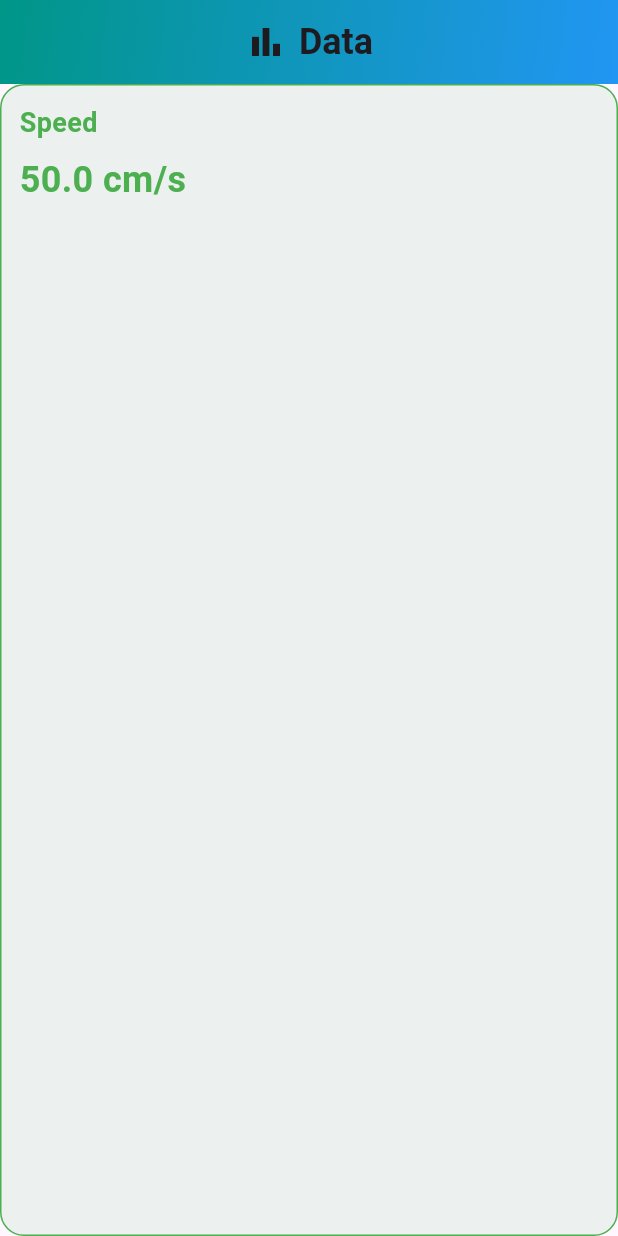
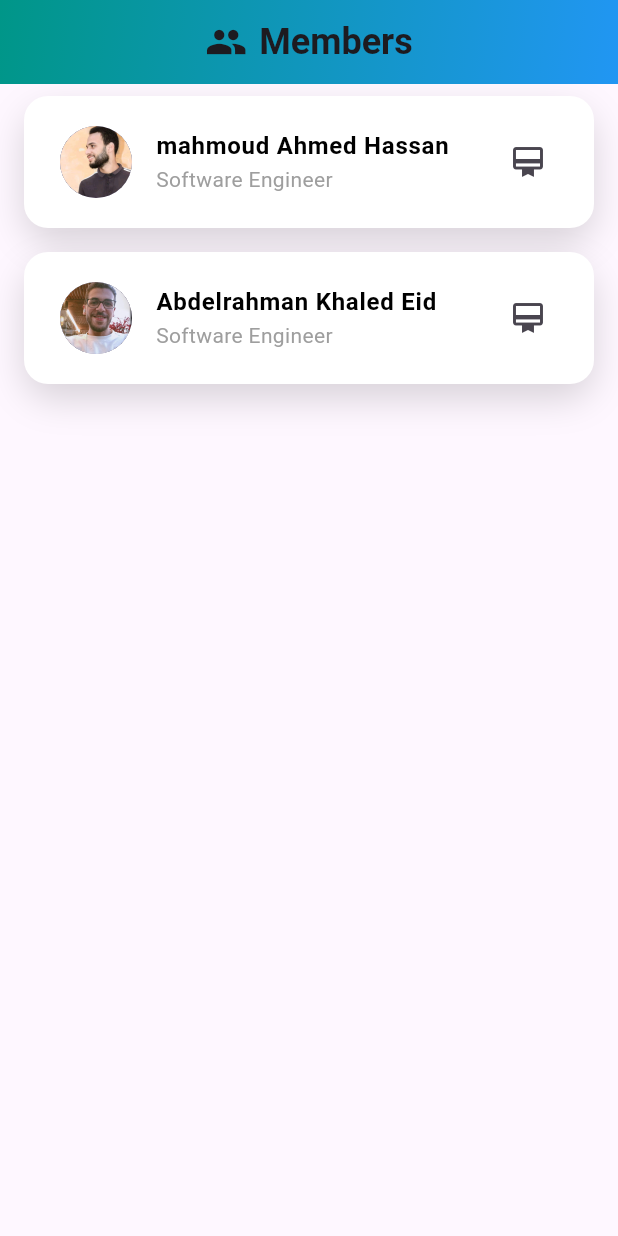
Before and after one commit to abd0-kha1ed/path_tracker, a Flutter app: the first screen one second after launch, on a phone screen of 412 x 824 dp. Run offline on Flutter 3.47's test engine with Material 3 defaults, Android fonts, the phone set to English and light mode, and no system bars; drawn by our look-alikes of fl_chart; our stand-ins replace flutter_bloc, flutter_bluetooth_serial, permission_handler, syncfusion_flutter_gauges.

Commit message:
finsh member feature

```diff
--- a/lib/core/utils/app_images.dart
+++ b/lib/core/utils/app_images.dart
@@ -1,11 +1,23 @@
 // ignore_for_file: prefer_single_quotes
 class Assets {
   Assets._();
+
+  /// Assets for imagesAbdo
+  /// assets/images/abdo.png
+  static const String imagesAbdo = "assets/images/abdo.png";
 
   /// Assets for imagesLogo
   /// assets/images/logo.png
   static const String imagesLogo = "assets/images/logo.png";
 
+  /// Assets for imagesMahmoud
+  /// assets/images/mahmoud.png
+  static const String imagesMahmoud = "assets/images/mahmoud.png";
+
+  /// Assets for imagesNoImage
+  /// assets/images/NoImage.png
+  static const String imagesNoImage = "assets/images/NoImage.png";
+
   /// Assets for imagesSplashLogo
   /// assets/images/splash_logo.png
   static const String imagesSplashLogo = "assets/images/splash_logo.png";
--- /dev/null
+++ b/lib/feature/members/data/models/card_model.dart
@@ -0,0 +1,10 @@
+import 'package:flutter/material.dart';
+
+class CardModel {
+  final String name;
+  final String? image;
+  final String? subtitle;
+  final Icons? icon;
+
+  CardModel({required this.name, this.image, this.subtitle, this.icon});
+}
--- a/lib/feature/members/presentation/views/members_veiw.dart
+++ b/lib/feature/members/presentation/views/members_veiw.dart
@@ -1,4 +1,6 @@
 import 'package:flutter/material.dart';
+import 'package:robotics_app/core/utils/widgets/custom_app_bar.dart';
+import 'package:robotics_app/feature/members/presentation/views/widgets/members_view_body.dart';
 
 class MembersView extends StatelessWidget {
   static const routeName = '/membersPage';
@@ -6,9 +8,8 @@ class MembersView extends StatelessWidget {
   @override
   Widget build(BuildContext context) {
     return Scaffold(
-      appBar: AppBar(
-        title: Text('Members'),
-      ),
+      appBar: CustomAppBar(icon: Icons.group, text: "Members"),
+      body: MembersViewBody(),
     );
   }
 }
--- /dev/null
+++ b/lib/feature/members/presentation/views/widgets/member_card_widget.dart
@@ -0,0 +1,71 @@
+import 'package:flutter/material.dart';
+import 'package:robotics_app/core/utils/app_images.dart';
+import 'package:robotics_app/feature/members/data/models/card_model.dart';
+
+class MemberCardWidget extends StatelessWidget {
+  final Animation<double> animation;
+
+  const MemberCardWidget(
+      {super.key, required this.animation, required this.cardModel});
+  final CardModel cardModel;
+
+  @override
+  Widget build(BuildContext context) {
+    return FadeTransition(
+      opacity: animation,
+      child: SlideTransition(
+        position: Tween<Offset>(
+          begin: const Offset(1, 0),
+          end: Offset.zero,
+        ).animate(CurvedAnimation(
+          parent: animation as Animation<double>,
+          curve: Curves.easeOutBack,
+        )),
+        child: Container(
+          margin: const EdgeInsets.symmetric(horizontal: 16, vertical: 8),
+          decoration: BoxDecoration(
+            borderRadius: BorderRadius.circular(20),
+            boxShadow: [
+              BoxShadow(
+                color: Colors.black.withOpacity(0.15),
+                blurRadius: 20,
+                offset: const Offset(0, 10),
+              ),
+            ],
+          ),
+          child: Card(
+            color: Colors.white,
+            shape: RoundedRectangleBorder(
+              borderRadius: BorderRadius.circular(16),
+            ),
+            margin: EdgeInsets.zero,
+            elevation: 0,
+            child: Padding(
+              padding: EdgeInsets.all(8),
+              child: ListTile(
+                leading: CircleAvatar(
+                  radius: 24,
+                  backgroundImage: cardModel.image == null
+                      ? AssetImage(Assets.imagesSplashLogo)
+                      : AssetImage(
+                          cardModel.image as String,
+                        ),
+                ),
+                title: Text(
+                  cardModel.name,
+                  style: TextStyle(
+                      color: Colors.black,
+                      fontSize: 16,
+                      fontWeight: FontWeight.bold),
+                ),
+                subtitle: Text(cardModel.subtitle ?? '',
+                    style: TextStyle(color: Colors.grey)),
+                trailing: Icon(Icons.card_membership),
+              ),
+            ),
+          ),
+        ),
+      ),
+    );
+  }
+}
--- /dev/null
+++ b/lib/feature/members/presentation/views/widgets/members_view_body.dart
@@ -0,0 +1,100 @@
+import 'package:flutter/material.dart';
+import 'package:robotics_app/core/utils/app_images.dart';
+import 'package:robotics_app/feature/members/data/models/card_model.dart';
+import 'package:robotics_app/feature/members/presentation/views/widgets/member_card_widget.dart';
+
+class MembersViewBody extends StatefulWidget {
+  MembersViewBody({super.key});
+
+  final List<CardModel> cards = [
+    CardModel(
+      name: "mahmoud Ahmed Hassan",
+      image: Assets.imagesMahmoud,
+      subtitle: "Software Engineer",
+    ),
+    CardModel(
+      name: "Abdelrahman Khaled Eid",
+      image: Assets.imagesAbdo,
+      subtitle: "Software Engineer",
+    ),
+    CardModel(name: 'Sohaila Ali Sayed'),
+    CardModel(name: 'Mai Hossam Ali'),
+    CardModel(name: 'Omar fawzi Abdullah'),
+    CardModel(name: 'Isis Mohamed Ibrahim'),
+    CardModel(name: 'Aya khaled Mosa'),
+    CardModel(name: 'Nada Mohamed Elsisi'),
+    CardModel(name: 'Aya Amgad Elsaid'),
+    CardModel(name: 'Mohamed Hassanein Soliman'),
+    CardModel(name: 'Esraa Abdelazeem Ahmed'),
+    CardModel(name: 'Mona Sameh Ahmed'),
+  ];
+
+  @override
+  State<MembersViewBody> createState() => _MembersViewBodyState();
+}
+
+class _MembersViewBodyState extends State<MembersViewBody>
+    with TickerProviderStateMixin {
+  late final int cardCount;
+  final List<AnimationController> _controllers = [];
+  final List<Animation<double>> _animations = [];
+
+  @override
+  void initState() {
+    super.initState();
+    cardCount = widget.cards.length;
+    _startSequentialAnimations();
+  }
+
+  Future<void> _startSequentialAnimations() async {
+    for (int i = 0; i < cardCount; i++) {
+      final controller = AnimationController(
+        duration: const Duration(milliseconds: 300),
+        vsync: this,
+      );
+      final animation = CurvedAnimation(
+        parent: controller,
+        curve: Curves.easeInOut,
+      );
+
+      _controllers.add(controller);
+      _animations.add(animation);
+      setState(() {}); // rebuild to show each card one by one
+
+      await controller.forward();
+      await Future.delayed(const Duration(milliseconds: 50));
+    }
+  }
+
+  @override
+  void dispose() {
+    for (var controller in _controllers) {
+      controller.dispose();
+    }
+    super.dispose();
+  }
+
+  @override
+  Widget build(BuildContext context) {
+    return Column(
+      children: [
+        Expanded(
+          child: ListView.builder(
+            itemCount: widget.cards.length,
+            itemBuilder: (context, index) {
+              if (index >= _animations.length) {
+                // fallback to empty if animation not ready
+                return const SizedBox.shrink();
+              }
+
+              return MemberCardWidget(
+                animation: _animations[index],
+                cardModel: widget.cards[index],
+              );
+            },
+          ),
+        ),
+      ],
+    );
+  }
+}
--- a/lib/main.dart
+++ b/lib/main.dart
@@ -3,11 +3,10 @@ import 'package:flutter_bloc/flutter_bloc.dart';
 import 'package:robotics_app/core/helper/on_generate_routes.dart';
 import 'package:robotics_app/feature/connection/presentation/manager/cubit/bluetooth_cubit.dart';
 import 'package:robotics_app/feature/data/presentation/manger/cubit/robot_data_cubit.dart';
-import 'package:robotics_app/feature/data/presentation/views/data_view.dart';
+import 'package:robotics_app/feature/members/presentation/views/members_veiw.dart';
 
 void main() {
   runApp(RoboticsApp());
-
 }
 
 class RoboticsApp extends StatelessWidget {
@@ -21,7 +20,7 @@ class RoboticsApp extends StatelessWidget {
       ],
       child: MaterialApp(
         debugShowCheckedModeBanner: false,
-        initialRoute: DataView.routeName,
+        initialRoute: MembersView.routeName,
         onGenerateRoute: onGenerateRoutes,
       ),
     );
```
Also changed, not shown: assets/images/NoImage.png (added), assets/images/abdo.png (added), assets/images/mahmoud.png (added), 4 other files.
